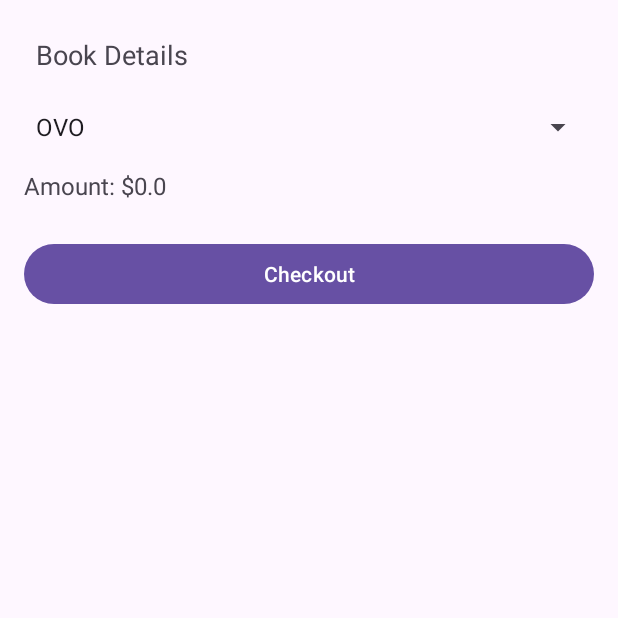
After one commit to Mahesandra23/UTS_LEC_MAP, an Android app: the fragment PaymentFragment placed in its activity, on a phone screen of 412 x 824 dp, the top half of it. The commit adds this screen. Run offline under Robolectric (Android 15) with nearby library versions, the light colour scheme and no system bars; our stand-ins replace Firebase (no records; nobody signed in at launch, a user with empty details on screens opened directly).

Commit message:
Ravin Jelek

```diff
--- /dev/null
+++ b/app/src/main/java/com/example/uts_lec_map/PaymentFragment.kt
@@ -0,0 +1,74 @@
+package com.example.uts_lec_map
+
+import android.os.Bundle
+import android.view.LayoutInflater
+import android.view.View
+import android.view.ViewGroup
+import android.widget.Button
+import android.widget.Spinner
+import android.widget.TextView
+import android.widget.Toast
+import androidx.fragment.app.Fragment
+import com.example.uts_lec_map.R
+import com.google.firebase.auth.FirebaseAuth
+import com.google.firebase.database.FirebaseDatabase
+import java.text.SimpleDateFormat
+import java.util.*
+
+class PaymentFragment : Fragment() {
+
+    private lateinit var bookDetailsText: TextView
+    private lateinit var paymentAmountText: TextView
+    private lateinit var spinnerPaymentMethod: Spinner
+    private lateinit var checkoutButton: Button
+
+    private val firebaseAuth = FirebaseAuth.getInstance()
+    private val databaseRef = FirebaseDatabase.getInstance().reference
+
+    override fun onCreateView(
+        inflater: LayoutInflater, container: ViewGroup?,
+        savedInstanceState: Bundle?
+    ): View? {
+        val view = inflater.inflate(R.layout.fragment_payment, container, false)
+
+        bookDetailsText = view.findViewById(R.id.bookDetails)
+        paymentAmountText = view.findViewById(R.id.paymentAmount)
+        spinnerPaymentMethod = view.findViewById(R.id.spinnerPaymentMethod)
+        checkoutButton = view.findViewById(R.id.btnCheckout)
+
+        val bookId = arguments?.getString("bookId") ?: ""
+        val bookPrice = arguments?.getDouble("bookPrice") ?: 0.0
+        paymentAmountText.text = "Amount: $$bookPrice"
+
+        checkoutButton.setOnClickListener {
+            processPayment(bookId, bookPrice)
+        }
+
+        return view
+    }
+
+    private fun processPayment(bookId: String, amount: Double) {
+        val paymentId = UUID.randomUUID().toString()  // Generate a unique payment ID
+        val userId = firebaseAuth.currentUser?.uid ?: return  // Get the current user's ID
+        val paymentMethod = spinnerPaymentMethod.selectedItem.toString()
+        val dateOfPurchase = SimpleDateFormat("yyyy-MM-dd HH:mm:ss", Locale.getDefault()).format(Date())
+
+        val paymentData = mapOf(
+            "paymentId" to paymentId,
+            "userId" to userId,
+            "bookId" to bookId,
+            "amount" to amount,
+            "paymentMethod" to paymentMethod,
+            "dateOfPurchase" to dateOfPurchase
+        )
+
+        databaseRef.child("payments").child(paymentId).setValue(paymentData)
+            .addOnSuccessListener {
+                Toast.makeText(requireContext(), "Payment successful!", Toast.LENGTH_SHORT).show()
+                // Navigate to another screen or update UI
+            }
+            .addOnFailureListener {
+                Toast.makeText(requireContext(), "Payment failed. Try again.", Toast.LENGTH_SHORT).show()
+            }
+    }
+}
--- /dev/null
+++ b/app/src/main/res/layout/fragment_payment.xml
@@ -0,0 +1,39 @@
+<!-- fragment_payment.xml -->
+<LinearLayout xmlns:android="http://schemas.android.com/apk/res/android"
+    android:layout_width="match_parent"
+    android:layout_height="match_parent"
+    android:orientation="vertical"
+    android:padding="16dp">
+
+    <TextView
+        android:id="@+id/bookDetails"
+        android:layout_width="match_parent"
+        android:layout_height="wrap_content"
+        android:text="Book Details"
+        android:textSize="18sp"
+        android:padding="8dp" />
+
+    <Spinner
+        android:id="@+id/spinnerPaymentMethod"
+        android:layout_width="match_parent"
+        android:layout_height="wrap_content"
+        android:entries="@array/payment_methods"
+        android:layout_marginTop="16dp" />
+
+    <TextView
+        android:id="@+id/paymentAmount"
+        android:layout_width="match_parent"
+        android:layout_height="wrap_content"
+        android:text="Amount: $0.00"
+        android:layout_marginTop="16dp"
+        android:textSize="16sp" />
+
+    <!-- Checkout Button -->
+    <Button
+        android:id="@+id/btnCheckout"
+        android:layout_width="match_parent"
+        android:layout_height="wrap_content"
+        android:text="Checkout"
+        android:layout_marginTop="24dp" />
+
+</LinearLayout>
--- a/app/src/main/res/navigation/nav_graph.xml
+++ b/app/src/main/res/navigation/nav_graph.xml
@@ -2,22 +2,19 @@
 <navigation xmlns:android="http://schemas.android.com/apk/res/android"
     xmlns:app="http://schemas.android.com/apk/res-auto"
     xmlns:tools="http://schemas.android.com/tools"
-    app:startDestination="@id/loginFragment">
+    app:startDestination="@id/detailBookFragment">
 
     <fragment
         android:id="@+id/AdminFragment"
         android:name="com.example.uts_lec_map.AdminFragment"
         android:label="Admin Fragment"
         tools:layout="@layout/fragment_admin">
-
         <action
             android:id="@+id/action_adminFragment_to_addBookFragment"
             app:destination="@id/addBookFragment" />
-
         <action
             android:id="@+id/action_adminFragment_to_editBookFragment"
             app:destination="@id/editBookFragment" />
-
         <action
             android:id="@+id/action_adminFragment_to_bookListFragment"
             app:destination="@id/bookListFragment" />
@@ -27,37 +24,31 @@
         android:id="@+id/bookListFragment"
         android:name="com.example.uts_lec_map.ListBookFragment"
         android:label="List Book"
-        tools:layout="@layout/fragment_list_book" >
+        tools:layout="@layout/fragment_list_book">
         <action
             android:id="@+id/action_listBookFragment_to_adminFragment"
             app:destination="@id/AdminFragment" />
     </fragment>
-
-
 
     <fragment
         android:id="@+id/editBookFragment"
         android:name="com.example.uts_lec_map.EditBookFragment"
         android:label="Edit Book Fragment"
         tools:layout="@layout/fragment_edit_book">
-
         <action
             android:id="@+id/action_editBookFragment_to_adminFragment"
             app:destination="@id/AdminFragment" />
     </fragment>
 
-
-
     <fragment
         android:id="@+id/addBookFragment"
         android:name="com.example.uts_lec_map.AddBookFragment"
         android:label="Add Book"
-        tools:layout="@layout/fragment_add_book" >
+        tools:layout="@layout/fragment_add_book">
         <action
             android:id="@+id/action_addBookFragment_to_adminFragment"
             app:destination="@id/AdminFragment" />
     </fragment>
-
 
     <fragment
         android:id="@+id/readFragment"
@@ -78,7 +69,6 @@
             app:destination="@id/homeFragment" />
     </fragment>
 
-
     <fragment
         android:id="@+id/loginFragment"
         android:name="com.example.uts_lec_map.LoginFragment"
@@ -87,7 +77,6 @@
         <action
             android:id="@+id/action_loginFragment_to_signUpFragment"
             app:destination="@id/signUpFragment" />
-        <!-- Action menuju home frament -->
         <action
             android:id="@+id/action_loginFragment_to_homeFragment"
             app:destination="@id/homeFragment" />
@@ -96,7 +85,6 @@
             app:destination="@id/AdminFragment" />
     </fragment>
 
-    <!-- SignUp Fragment -->
     <fragment
         android:id="@+id/signUpFragment"
         android:name="com.example.uts_lec_map.SignUpFragment"
@@ -110,7 +98,6 @@
             app:destination="@id/homeFragment" />
     </fragment>
 
-    <!-- Home Fragment -->
     <fragment
         android:id="@+id/homeFragment"
         android:name="com.example.uts_lec_map.HomeFragment"
@@ -133,7 +120,6 @@
             app:destination="@id/readFragment" />
     </fragment>
 
-    <!-- Search Fragment -->
     <fragment
         android:id="@+id/searchFragment"
         android:name="com.example.uts_lec_map.SearchFragment"
@@ -153,7 +139,6 @@
             app:destination="@id/detailBookFragment" />
     </fragment>
 
-    <!-- History Fragment -->
     <fragment
         android:id="@+id/historyFragment"
         android:name="com.example.uts_lec_map.HistoryFragment"
@@ -170,7 +155,6 @@
             app:destination="@id/profileFragment" />
     </fragment>
 
-    <!-- Profile Fragment -->
     <fragment
         android:id="@+id/profileFragment"
         android:name="com.example.uts_lec_map.ProfileFragment"
@@ -193,10 +177,36 @@
         android:label="Detail Book"
         tools:layout="@layout/fragment_detail_book">
         <argument
-            android:name="book"
-            app:argType="com.example.uts_lec_map.models.Book" />
+            android:name="bookTitle"
+            app:argType="string" />
         <action
             android:id="@+id/action_detailBookFragment_to_readFragment"
             app:destination="@id/readFragment" />
+        <action
+            android:id="@+id/action_detailBookFragment_to_paymentFragment"
+            app:destination="@id/paymentFragment">
+            <argument
+                android:name="bookId"
+                app:argType="string"
+                app:nullable="false" />
+            <argument
+                android:name="bookPrice"
+                app:argType="float"
+                app:nullable="false" />
+        </action>
+    </fragment>
+
+    <!-- Payment Fragment -->
+    <fragment
+        android:id="@+id/paymentFragment"
+        android:name="com.example.uts_lec_map.PaymentFragment"
+        android:label="Payment"
+        tools:layout="@layout/fragment_payment">
+        <argument
+            android:name="bookId"
+            app:argType="string" />
+        <argument
+            android:name="bookPrice"
+            app:argType="float" />
     </fragment>
 </navigation>
--- a/app/src/main/res/values/strings.xml
+++ b/app/src/main/res/values/strings.xml
@@ -2,4 +2,12 @@
     <string name="app_name">UTS_LEC_MAP</string>
     <!-- TODO: Remove or change this placeholder text -->
     <string name="hello_blank_fragment">Hello blank fragment</string>
+
+
+        <string-array name="payment_methods">
+            <item>OVO</item>
+            <item>GoPay</item>
+            <item>BCA</item>
+        </string-array>
+
 </resources>
```
Lines whose indentation alone changed are shown as unchanged.
